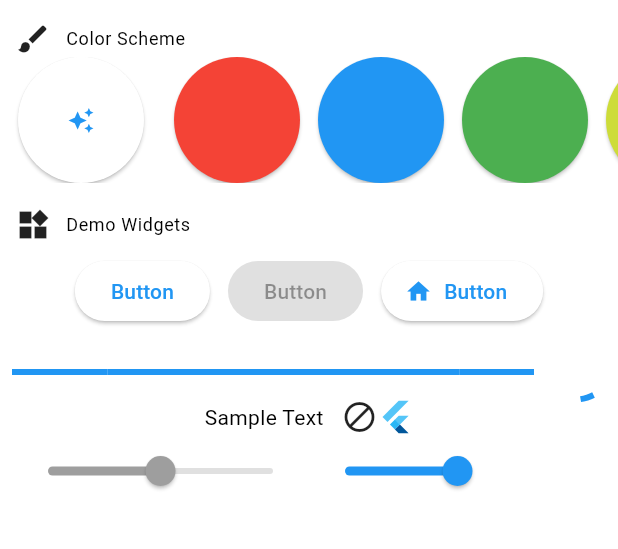
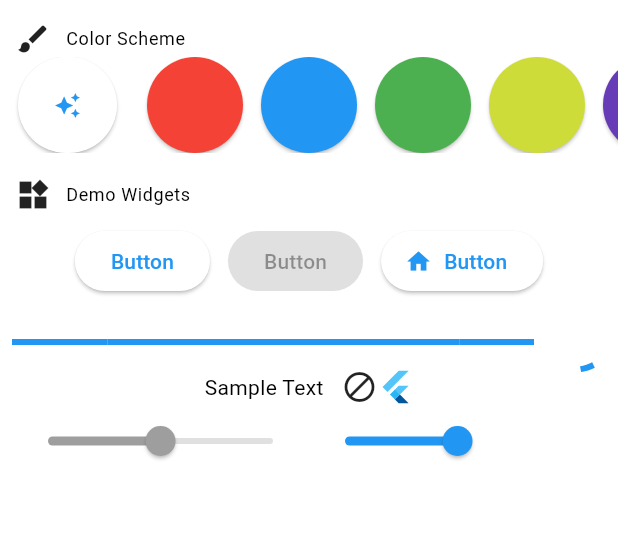
Before and after one commit to meowmeowahr/flutter_dynamic_color_test_app, a Flutter app: the screen it shows after launch, on a phone screen of 412 x 824 dp, the part 63-612 px from its top. Run offline on Flutter 3.47's test engine with Material 2 defaults, Android fonts, the light colour scheme and no system bars; drawn by our look-alikes of dynamic_color.

Commit message:
Shrink color buttons

```diff
--- a/lib/main.dart
+++ b/lib/main.dart
@@ -131,7 +131,7 @@ class _HomePageState extends State<HomePage> {
                       appState.changeThemeColor(-1);
                     },
                     style: ElevatedButton.styleFrom(
-                      minimumSize: const Size(84, 84), //////// HERE
+                      minimumSize: const Size(64, 64),
                     ),
                     child: const Icon(Icons.auto_awesome),
                   ),
@@ -148,7 +148,7 @@ class _HomePageState extends State<HomePage> {
                           seedColor: Colors.red, brightness: Brightness.dark));
                     },
                     style: ElevatedButton.styleFrom(
-                      minimumSize: const Size(84, 84),
+                      minimumSize: const Size(64, 64),
                       backgroundColor: Colors.red,
                     ),
                     child: null,
@@ -160,7 +160,7 @@ class _HomePageState extends State<HomePage> {
                           seedColor: Colors.blue, brightness: Brightness.dark));
                     },
                     style: ElevatedButton.styleFrom(
-                      minimumSize: const Size(84, 84),
+                      minimumSize: const Size(64, 64),
                       backgroundColor: Colors.blue,
                     ),
                     child: null,
@@ -173,7 +173,7 @@ class _HomePageState extends State<HomePage> {
                           brightness: Brightness.dark));
                     },
                     style: ElevatedButton.styleFrom(
-                      minimumSize: const Size(84, 84),
+                      minimumSize: const Size(64, 64),
                       backgroundColor: Colors.green,
                     ),
                     child: null,
@@ -185,7 +185,7 @@ class _HomePageState extends State<HomePage> {
                           seedColor: Colors.lime, brightness: Brightness.dark));
                     },
                     style: ElevatedButton.styleFrom(
-                      minimumSize: const Size(84, 84),
+                      minimumSize: const Size(64, 64),
                       backgroundColor: Colors.lime,
                     ),
                     child: null,
@@ -198,7 +198,7 @@ class _HomePageState extends State<HomePage> {
                           brightness: Brightness.dark));
                     },
                     style: ElevatedButton.styleFrom(
-                      minimumSize: const Size(84, 84),
+                      minimumSize: const Size(64, 64),
                       backgroundColor: Colors.deepPurple,
                     ),
                     child: null,
```
